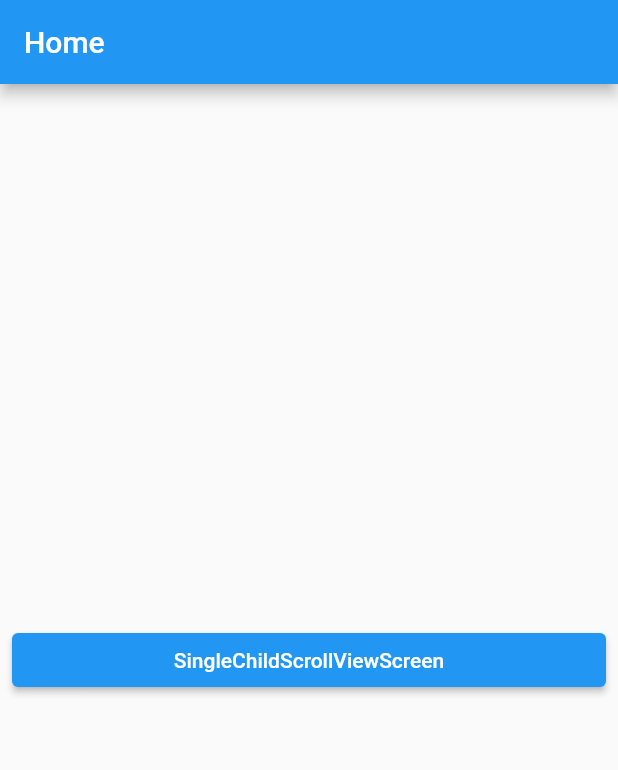
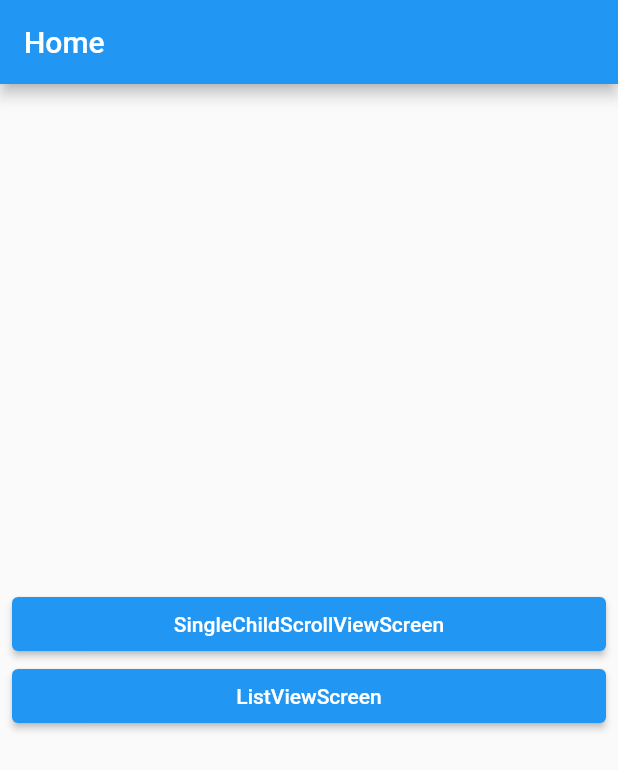
Before and after one commit to Jeonkukil/RefreshIndicatorScreen, a Flutter app: the screen it shows after launch, on a phone screen of 412 x 824 dp. Shown: the top 770 px of the screen. Run offline on Flutter 3.47's test engine with Material 2 defaults, Android fonts, the phone set to English and light mode, and no system bars.

Commit message:
listView

```diff
--- a/lib/screen/home_screen.dart
+++ b/lib/screen/home_screen.dart
@@ -1,32 +1,54 @@
 import 'package:flutter/material.dart';
+import 'package:scrollable_widgets/screen/list_view_screen.dart';
 import 'package:scrollable_widgets/screen/single_child_scroll_view_screen.dart';
 
 import '../layout/main_layout.dart';
 
+class ScreenModel {
+  final WidgetBuilder builder;
+  final String name;
+
+  ScreenModel({
+    required this.builder,
+    required this.name,
+  });
+}
+
 class HomeScreen extends StatelessWidget {
-  const HomeScreen({Key? key}) : super(key: key);
+  final screen = [
+    ScreenModel(
+      builder: (_) => SingleChildScrollViewScreen(),
+      name: 'SingleChildScrollViewScreen',
+    ),
+    ScreenModel(
+      builder: (_) => ListViewScreen(),
+      name: 'ListViewScreen',
+    ),
+  ];
+
+   HomeScreen({Key? key}) : super(key: key);
 
   @override
   Widget build(BuildContext context) {
     return MainLayout(
       title: 'Home',
       body: Padding(
-        padding: const EdgeInsets.symmetric(
-          horizontal: 8.0
-        ),
+        padding: const EdgeInsets.symmetric(horizontal: 8.0),
         child: Column(
           mainAxisAlignment: MainAxisAlignment.center,
           crossAxisAlignment: CrossAxisAlignment.stretch,
-          children: [
-            ElevatedButton(
-              onPressed: () {
-                Navigator.of(context).push(MaterialPageRoute(
-                  builder: (_) => SingleChildScrollViewScreen(),
-                ));
-              },
-              child: Text('SingleChildScrollViewScreen'),
-            ),
-          ],
+          children: screen
+              .map(
+                (screen) => ElevatedButton(
+                  onPressed: () {
+                    Navigator.of(context).push(
+                      MaterialPageRoute(builder: screen.builder),
+                    );
+                  },
+                  child: Text(screen.name),
+                ),
+              )
+              .toList(),
         ),
       ),
     );
--- a/lib/screen/single_child_scroll_view_screen.dart
+++ b/lib/screen/single_child_scroll_view_screen.dart
@@ -20,7 +20,7 @@ class SingleChildScrollViewScreen extends StatelessWidget {
 
     return MainLayout(
       title: 'SingleChildScrollView',
-      body: renderView(),
+      body: renderView (),
     );
   }
 
```
Also changed, not shown: lib/screen/list_view_screen.dart (added, +92 -0 lines).
